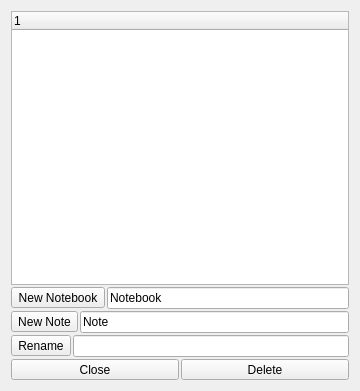
First picture: the form in src/dlgNotesList.ui, repository ic005k/Knot-Legacy, before the edit.
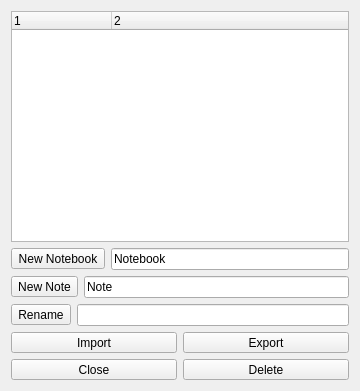
Second picture: the form after the edit.

Patch:
```diff
--- a/src/dlgNotesList.ui
+++ b/src/dlgNotesList.ui
@@ -14,9 +14,6 @@
    <string>Dialog</string>
   </property>
   <layout class="QVBoxLayout" name="verticalLayout">
-   <property name="spacing">
-    <number>2</number>
-   </property>
    <item>
     <widget class="QTreeWidget" name="treeWidget">
      <column>
@@ -24,6 +21,11 @@
        <string notr="true">1</string>
       </property>
      </column>
+     <column>
+      <property name="text">
+       <string>2</string>
+      </property>
+     </column>
     </widget>
    </item>
    <item>
@@ -94,6 +96,36 @@
      </item>
     </layout>
    </item>
+   <item>
+    <layout class="QHBoxLayout" name="horizontalLayout_5">
+     <item>
+      <widget class="QToolButton" name="btnImport">
+       <property name="sizePolicy">
+        <sizepolicy hsizetype="Preferred" vsizetype="Fixed">
+         <horstretch>0</horstretch>
+         <verstretch>0</verstretch>
+        </sizepolicy>
+       </property>
+       <property name="text">
+        <string>Import</string>
+       </property>
+      </widget>
+     </item>
+     <item>
+      <widget class="QToolButton" name="btnExport">
+       <property name="sizePolicy">
+        <sizepolicy hsizetype="Preferred" vsizetype="Fixed">
+         <horstretch>0</horstretch>
+         <verstretch>0</verstretch>
+        </sizepolicy>
+       </property>
+       <property name="text">
+        <string>Export</string>
+       </property>
+      </widget>
+     </item>
+    </layout>
+   </item>
    <item>
     <layout class="QHBoxLayout" name="horizontalLayout">
      <item>
```
